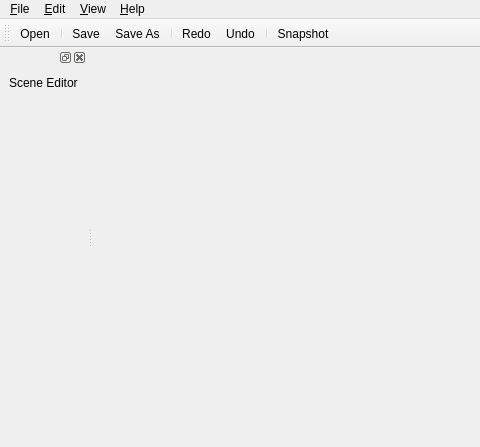
tsalemink/neon, file res/designer/mainwindow.ui: the form before one commit; both pictures show x 0 to 480 and y 0 to 447 of the 919 by 447 pixel window.
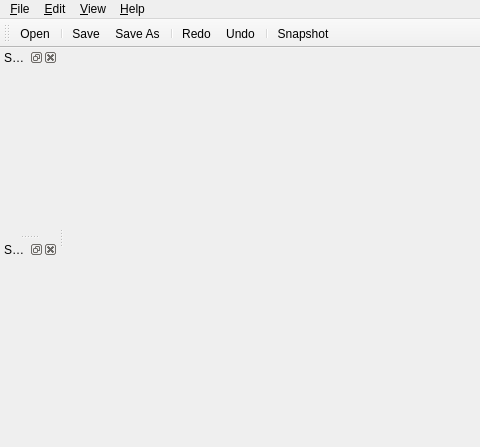
The form after the commit. Icons and pictures are not drawn. Custom widgets are drawn as their Qt base class.

Commit message: Make use of QDockWidget view action. Add skeleton spectrum editor.  Add list of recent files opened to recent menu.

Diff of the .ui file:
```diff
--- a/res/designer/mainwindow.ui
+++ b/res/designer/mainwindow.ui
@@ -101,30 +101,22 @@
    <addaction name="action_Snapshot"/>
   </widget>
   <widget class="QDockWidget" name="dockWidgetSceneEditor">
+   <property name="windowTitle">
+    <string>Sce&amp;ne Editor</string>
+   </property>
    <attribute name="dockWidgetArea">
     <number>1</number>
    </attribute>
-   <widget class="QWidget" name="dockWidgetContents">
-    <layout class="QVBoxLayout" name="verticalLayout">
-     <item>
-      <widget class="QLabel" name="label">
-       <property name="text">
-        <string>Scene Editor</string>
-       </property>
-      </widget>
-     </item>
-     <item>
-      <widget class="SceneEditorWidget" name="widgetSceneEditor" native="true">
-       <property name="sizePolicy">
-        <sizepolicy hsizetype="Preferred" vsizetype="Preferred">
-         <horstretch>0</horstretch>
-         <verstretch>1</verstretch>
-        </sizepolicy>
-       </property>
-      </widget>
-     </item>
-    </layout>
-   </widget>
+   <widget class="SceneEditorWidget" name="dockWidgetContentsSceneEditor"/>
+  </widget>
+  <widget class="QDockWidget" name="dockWidgetSpectrumEditor">
+   <property name="windowTitle">
+    <string>Spectr&amp;um Editor</string>
+   </property>
+   <attribute name="dockWidgetArea">
+    <number>1</number>
+   </attribute>
+   <widget class="SpectrumEditorWidget" name="dockWidgetContentsSpectrumEditor"/>
   </widget>
   <action name="action_Open">
    <property name="icon">
@@ -240,6 +232,12 @@
    <header>opencmiss/neon/ui/editors/sceneeditorwidget.h</header>
    <container>1</container>
   </customwidget>
+  <customwidget>
+   <class>SpectrumEditorWidget</class>
+   <extends>QWidget</extends>
+   <header>opencmiss/neon/ui/editors/spectrumeditorwidget.h</header>
+   <container>1</container>
+  </customwidget>
  </customwidgets>
  <resources>
   <include location="../icons.qrc"/>
```
Left out of the diff: 13 changed lines with no effect on the pictures. The commit also changes 4 other files.
